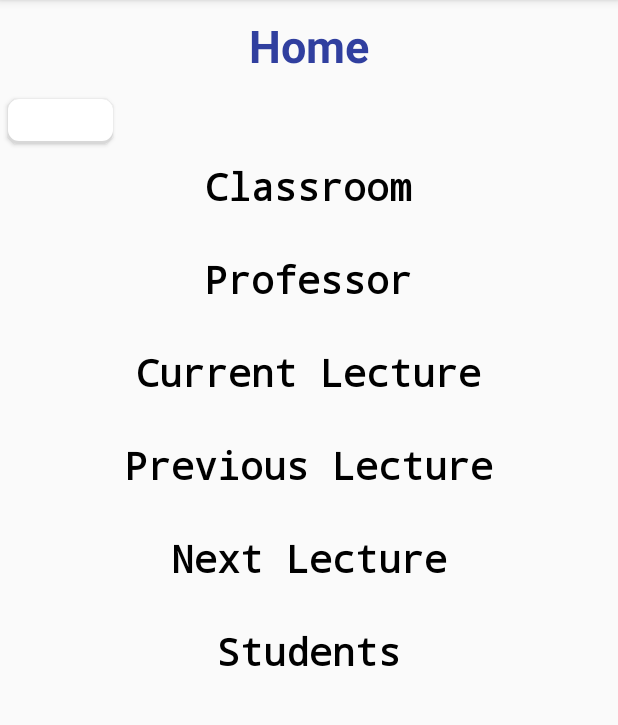
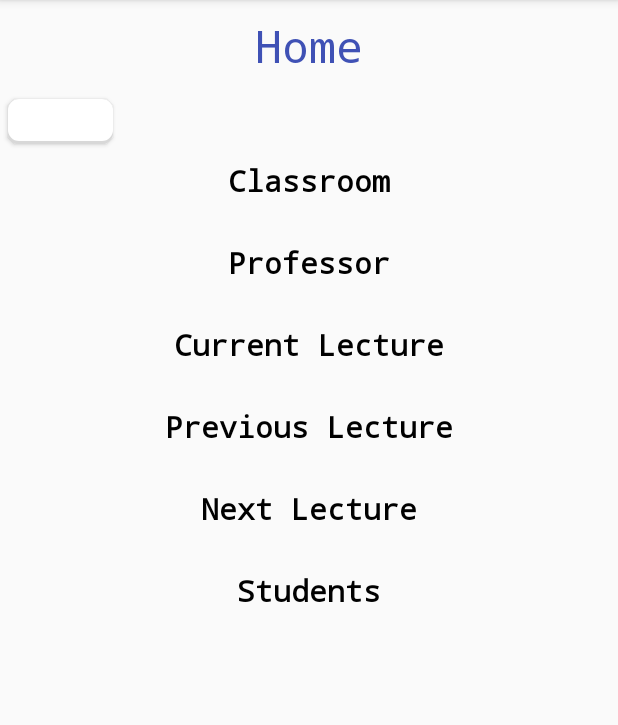
Before and after one commit to Loris89/SmartU, an Android app: the MainActivity screen opened directly, with no data from a screen before it, on a phone screen of 412 x 824 dp, the part 84-809 px from its top. Run offline under Robolectric (Android 15) with nearby library versions, the phone set to English and light mode, and no system bars; libraries missing offline, so code that uses them is left out: com.estimote.sdk, com.parse; 1 statement that could not run was skipped.

Commit message:
modification of some styles

```diff
--- a/app/src/main/res/values/styles.xml
+++ b/app/src/main/res/values/styles.xml
@@ -19,9 +19,9 @@
 
     <style name="WelcomeText" parent="@android:style/TextAppearance.Medium">
         <item name="android:textSize">30sp</item>
-        <item name="android:textColor">@color/colorPrimaryDark</item>
-        <item name="android:textStyle">bold</item>
-        <item name="android:typeface">sans</item>
+        <item name="android:textColor">@color/colorPrimary</item>
+        <item name="android:textStyle">normal</item>
+        <item name="android:typeface">monospace</item>
     </style>
 
     <style name="StatusText" parent="@android:style/TextAppearance.Medium">
@@ -32,14 +32,14 @@
     </style>
 
     <style name="HideShowText" parent="@android:style/TextAppearance.Medium">
-        <item name="android:textColor">@color/white</item>
+        <item name="android:textColor">@color/colorPrimary</item>
         <item name="android:textStyle">bold</item>
         <item name="android:typeface">monospace</item>
     </style>
 
     <style name="StandardButton" parent="@android:style/TextAppearance.Medium">
-        <item name="android:textColor">@color/black</item>
-        <item name="android:textStyle">normal</item>
+        <item name="android:textColor">@color/white</item>
+        <item name="android:textStyle">bold</item>
         <item name="android:typeface">monospace</item>
         <item name="android:padding">2dp</item>
     </style>
@@ -48,7 +48,7 @@
         <item name="android:textColor">@color/black</item>
         <item name="android:textStyle">bold</item>
         <item name="android:typeface">monospace</item>
-        <item name="android:textSize">25sp</item>
+        <item name="android:textSize">20sp</item>
     </style>
 
     <style name="MainText" parent="@android:style/TextAppearance.Medium">
```
